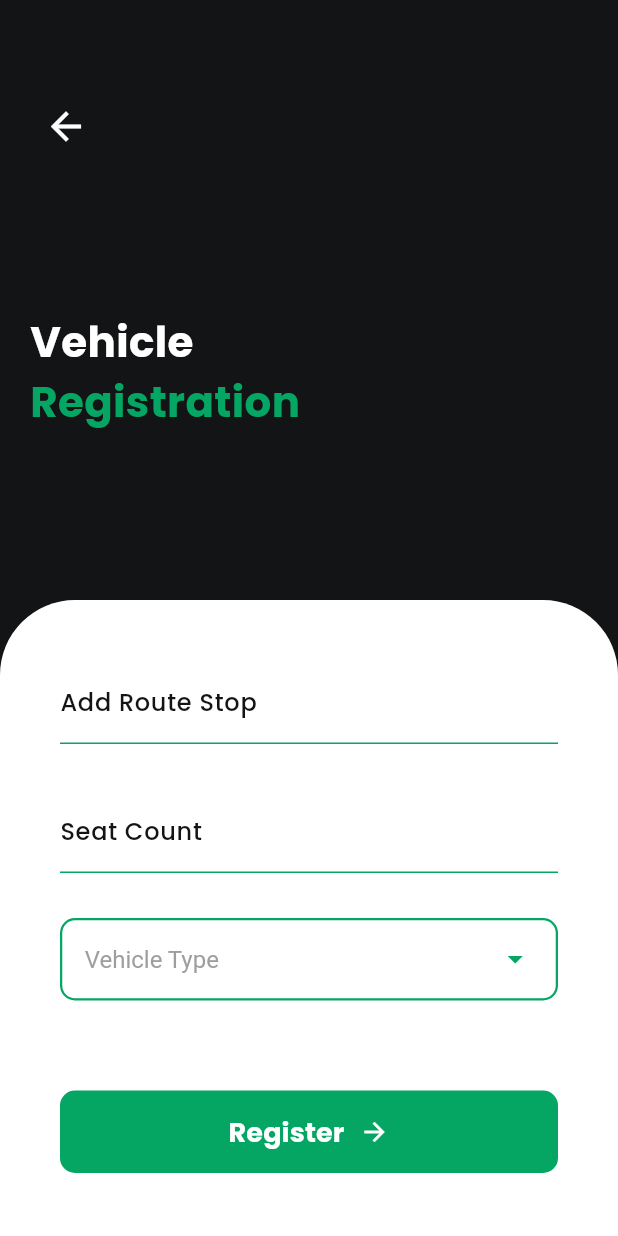
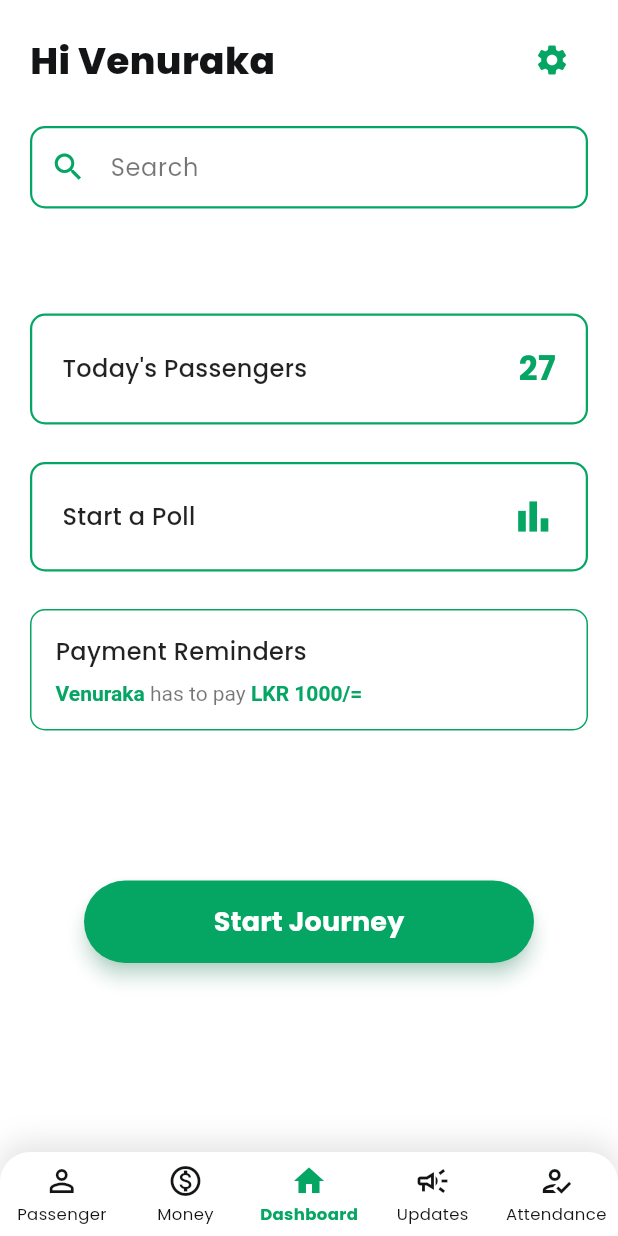
Before and after one commit to venuraka/Travel_pass, a Flutter app: the VehicleRegistrationScreen screen opened directly, after a tap on "Register", on a phone screen of 412 x 824 dp. Run offline on Flutter 3.47's test engine with Material 3 defaults, Android fonts, the phone set to English and light mode, and no system bars.

Commit message:
created driver dashboard

```diff
--- /dev/null
+++ b/project/lib/Screens/Components/BottomBar.dart
@@ -0,0 +1,110 @@
+import 'package:flutter/material.dart';
+
+// You can move these constants to a separate colors file later if you prefer
+const Color primaryGreen = Color(0xFF05A664);
+const Color textMuted = Color(0xFF121415);
+
+class CustomBottomNavBar extends StatelessWidget {
+  final int selectedIndex;
+
+  const CustomBottomNavBar({
+    super.key,
+    required this.selectedIndex,
+  });
+
+  // Helper function to create navigation items
+  Widget _buildNavItem({
+    required IconData icon,
+    required String label,
+    required int index,
+  }) {
+    final bool isSelected = index == selectedIndex;
+    final Color color = isSelected ? primaryGreen : textMuted;
+    final FontWeight fontWeight = isSelected ? FontWeight.bold : FontWeight.normal;
+
+    return Expanded(
+      child: InkWell(
+        onTap: () {
+          // Handle navigation logic here
+        },
+        child: Padding(
+          padding: const EdgeInsets.symmetric(vertical: 4.0),
+          child: Column(
+            mainAxisSize: MainAxisSize.min,
+            mainAxisAlignment: MainAxisAlignment.center,
+            children: [
+              Icon(icon, color: color, size: 24),
+              const SizedBox(height: 2),
+              Text(
+                label,
+                style: TextStyle(
+                  color: color,
+                  fontSize: 11,
+                  fontWeight: fontWeight,
+                ),
+              ),
+            ],
+          ),
+        ),
+      ),
+    );
+  }
+
+  @override
+  Widget build(BuildContext context) {
+    const double contentHeight = 56.0;
+    final double safeAreaBottom = MediaQuery.of(context).padding.bottom;
+
+    return Container(
+      height: contentHeight + safeAreaBottom,
+      decoration: BoxDecoration(
+        color: Colors.white,
+        borderRadius: const BorderRadius.only(
+          topLeft: Radius.circular(20),
+          topRight: Radius.circular(20),
+        ),
+        boxShadow: [
+          BoxShadow(
+            color: Colors.black.withOpacity(0.1),
+            spreadRadius: 2,
+            blurRadius: 15,
+            offset: const Offset(0, -5),
+          ),
+        ],
+      ),
+      child: SafeArea(
+        top: false,
+        child: Row(
+          mainAxisAlignment: MainAxisAlignment.spaceAround,
+          children: [
+            _buildNavItem(
+              icon: Icons.person_outline,
+              label: 'Passenger',
+              index: 0,
+            ),
+            _buildNavItem(
+              icon: Icons.monetization_on_outlined,
+              label: 'Money',
+              index: 1,
+            ),
+            _buildNavItem(
+              icon: Icons.home,
+              label: 'Dashboard',
+              index: 2,
+            ),
+            _buildNavItem(
+              icon: Icons.campaign_outlined,
+              label: 'Updates',
+              index: 3,
+            ),
+            _buildNavItem(
+              icon: Icons.how_to_reg_outlined,
+              label: 'Attendance',
+              index: 4,
+            ),
+          ],
+        ),
+      ),
+    );
+  }
+}
--- /dev/null
+++ b/project/lib/Screens/Driver/Dashboard.dart
@@ -0,0 +1,243 @@
+import 'package:flutter/material.dart';
+import '../Components/BottomBar.dart';
+
+// Define the primary color used throughout the app
+const Color primaryGreen = Color(0xFF05A664);
+
+class DriverDashboardScreen extends StatelessWidget {
+  const DriverDashboardScreen({super.key});
+
+  @override
+  Widget build(BuildContext context) {
+    return Scaffold(
+      backgroundColor: Colors.white,
+
+      appBar: AppBar(
+        backgroundColor: Colors.white,
+        elevation: 0,
+        toolbarHeight: 0, // Hide default app bar
+      ),
+
+      body: SafeArea(
+        child: SingleChildScrollView(
+          child: Padding(
+            padding: const EdgeInsets.symmetric(horizontal: 20.0),
+            child: Column(
+              crossAxisAlignment: CrossAxisAlignment.start,
+              children: <Widget>[
+
+                // --- 1. Header: Greeting & Settings Icon ---
+                Padding(
+                  padding: const EdgeInsets.only(top: 16.0, bottom: 20.0),
+                  child: Row(
+                    mainAxisAlignment: MainAxisAlignment.spaceBetween,
+                    children: [
+                      const Text(
+                        'Hi Venuraka',
+                        style: TextStyle(
+                          fontSize: 25,
+                          fontWeight: FontWeight.w800,
+                          color: Color(0xFF121415),
+                        ),
+                      ),
+                      IconButton(
+                        icon: const Icon(
+                          Icons.settings,
+                          color: primaryGreen,
+                          size: 24,
+                        ),
+                        onPressed: () {
+                          // Handle settings tap
+                        },
+                      ),
+                    ],
+                  ),
+                ),
+
+                // --- 2. Search Bar ---
+                Container(
+                  decoration: BoxDecoration(
+                    border: Border.all(color: primaryGreen, width: 1.5),
+                    borderRadius: BorderRadius.circular(10.0),
+                  ),
+                  child: const TextField(
+                    decoration: InputDecoration(
+                      hintText: 'Search',
+                      hintStyle: TextStyle(color: Colors.black54),
+                      prefixIcon: Icon(Icons.search, color: primaryGreen),
+                      border: InputBorder.none,
+                      contentPadding: EdgeInsets.symmetric(vertical: 14.0),
+                    ),
+                  ),
+                ),
+
+                const SizedBox(height: 70),
+
+                // --- 3. Key Action Cards ---
+                _buildMetricCard(
+                  title: "Today's Passengers",
+                  value: '27',
+                  hasBorder: true,
+                  isPrimaryColor: true,
+                ),
+
+                const SizedBox(height: 25),
+
+                _buildMetricCard(
+                  title: "Start a Poll",
+                  icon: Icons.bar_chart,
+                  hasBorder: true,
+                  isPrimaryColor: false,
+                ),
+
+                const SizedBox(height: 25),
+
+                // Payment Reminder
+                _buildPaymentReminderCard(),
+
+                const SizedBox(height: 100),
+
+                // --- 4. Start Journey Button ---
+                Center(
+                  child: Padding(
+                    padding: const EdgeInsets.only(bottom: 20.0),
+                    child: SizedBox(
+                      width: 300,
+                      height: 55,
+                      child: ElevatedButton(
+                        onPressed: () {
+                          // Handle Start Journey logic
+                        },
+                        style: ElevatedButton.styleFrom(
+                          backgroundColor: primaryGreen,
+                          foregroundColor: Colors.white,
+                          shape: RoundedRectangleBorder(
+                            borderRadius: BorderRadius.circular(30.0),
+                          ),
+                          elevation: 5,
+                          shadowColor: primaryGreen.withOpacity(0.5),
+                        ),
+                        child: const Text(
+                          'Start Journey',
+                          style: TextStyle(
+                            fontSize: 18,
+                            fontWeight: FontWeight.bold,
+                          ),
+                        ),
+                      ),
+                    ),
+                  ),
+                ),
+              ],
+            ),
+          ),
+        ),
+      ),
+
+      bottomNavigationBar: const CustomBottomNavBar(selectedIndex: 2,),
+    );
+  }
+
+  // Helper widget for simple metric cards
+  Widget _buildMetricCard({
+    required String title,
+    String? value,
+    IconData? icon,
+    required bool hasBorder,
+    required bool isPrimaryColor,
+  }) {
+    return Container(
+      padding: const EdgeInsets.all(20.0),
+      decoration: BoxDecoration(
+        color: Colors.white,
+        borderRadius: BorderRadius.circular(10.0),
+        border: hasBorder
+            ? Border.all(
+          color: primaryGreen,
+          width: 1.5,
+        )
+            : null,
+      ),
+      child: Row(
+        mainAxisAlignment: MainAxisAlignment.spaceBetween,
+        children: [
+          Text(
+            title,
+            style: const TextStyle(
+              fontSize: 16,
+              fontWeight: FontWeight.w500,
+              color: Colors.black87,
+            ),
+          ),
+          if (value != null)
+            Text(
+              value,
+              style: TextStyle(
+                fontSize: 22,
+                fontWeight: FontWeight.bold,
+                color: isPrimaryColor ? primaryGreen : Colors.black87,
+              ),
+            )
+          else if (icon != null)
+            Icon(
+              icon,
+              color: primaryGreen,
+              size: 30,
+            ),
+        ],
+      ),
+    );
+  }
+
+  // Helper widget for Payment Reminder card
+  Widget _buildPaymentReminderCard() {
+    return Container(
+      padding: const EdgeInsets.all(16.0),
+      width: double.infinity,
+      decoration: BoxDecoration(
+        color: Colors.white,
+        borderRadius: BorderRadius.circular(10.0),
+        border: Border.all(color: primaryGreen),
+      ),
+      child: Column(
+        crossAxisAlignment: CrossAxisAlignment.start,
+        children: [
+          const Text(
+            'Payment Reminders',
+            style: TextStyle(
+              fontSize: 16,
+              fontWeight: FontWeight.w500,
+              color: Colors.black87,
+            ),
+          ),
+          const SizedBox(height: 8),
+          RichText(
+            text: const TextSpan(
+              style: TextStyle(fontSize: 14, color: Colors.black54),
+              children: [
+                TextSpan(
+                  text: 'Venuraka ',
+                  style: TextStyle(
+                    fontWeight: FontWeight.bold,
+                    color: primaryGreen,
+                  ),
+                ),
+                TextSpan(
+                  text: 'has to pay ',
+                  style: TextStyle(color: Colors.black54),
+                ),
+                TextSpan(
+                  text: 'LKR 1000/=',
+                  style: TextStyle(
+                    fontWeight: FontWeight.bold,
+                    color: primaryGreen,
+                  ),
+                ),
+              ],
+            ),
+          ),
+        ],
+      ),
+    );
+  }
+}
--- a/project/lib/Screens/UserRegistration/VehicleRegistration.dart
+++ b/project/lib/Screens/UserRegistration/VehicleRegistration.dart
@@ -2,6 +2,7 @@ import 'package:flutter/material.dart';
 import '../Components/InputTexts.dart';
 import '../Components/Whitecard.dart';
 import '../Components/Header.dart';
+import '../Driver/Dashboard.dart';
 
 class VehicleRegistrationScreen extends StatefulWidget {
   const VehicleRegistrationScreen({super.key});
@@ -99,7 +100,10 @@ class _DriverRegistration2ScreenState
                   height: 55,
                   child: ElevatedButton(
                     onPressed: () {
-                      debugPrint('Register button pressed!');
+                      Navigator.push(
+                        context,
+                        MaterialPageRoute(builder: (context) => const DriverDashboardScreen()),
+                      );
                     },
                     style: ElevatedButton.styleFrom(
                       backgroundColor: const Color(0xFF05A664),
```
Also changed, not shown: project/lib/Screens/Driver/Attendance.dart (added, +243 -0 lines).
